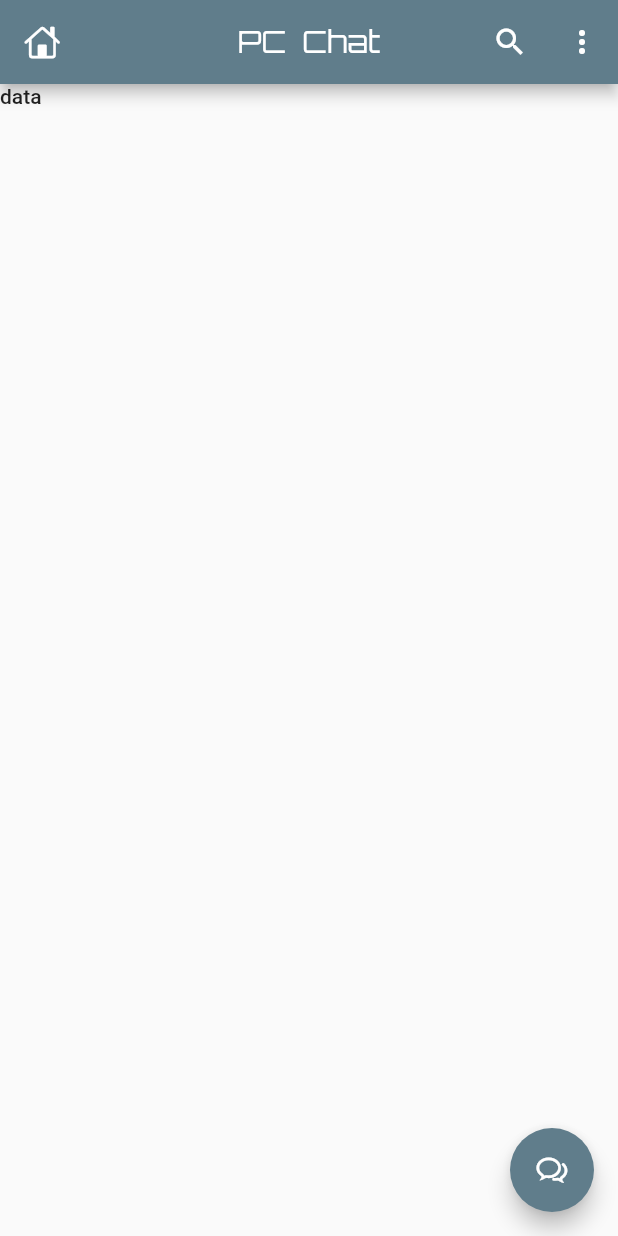
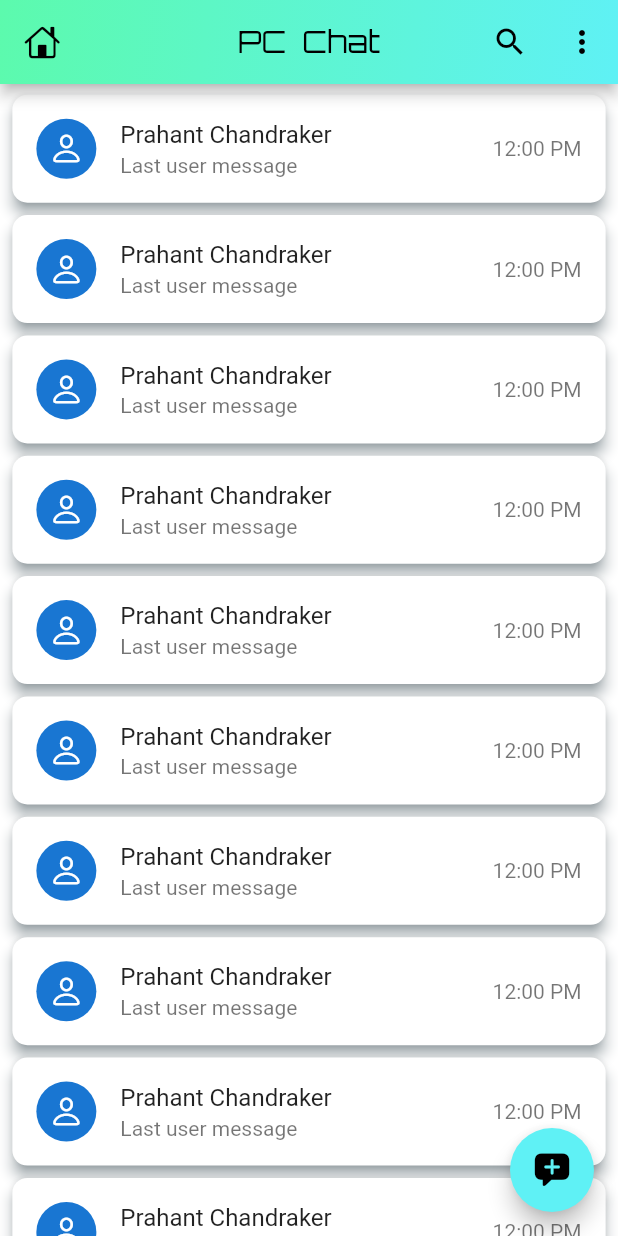
Before and after one commit to PrashantChandraker/prashant_chat_app, a Flutter app: the screen it shows after launch, on a phone screen of 412 x 824 dp. Run offline on Flutter 3.47's test engine with Material 3 defaults, Android fonts, the phone set to English and light mode, and no system bars; our stand-ins replace firebase_auth, firebase_core, google_sign_in; accounts and stored records are empty.

Commit message:
chat card in home screen and modified color gradient

```diff
--- a/lib/main.dart
+++ b/lib/main.dart
@@ -35,11 +35,11 @@ class MyApp extends StatelessWidget {
       theme: ThemeData(
         // textTheme: GoogleFonts.lemonTextTheme(),
         useMaterial3: false,
-        primarySwatch: Colors.blueGrey,
+        // primarySwatch: Colors.blueGrey,
         appBarTheme: AppBarTheme(
           centerTitle: true,
           titleTextStyle: TextStyle(
-              color: Color.fromARGB(255, 255, 255, 255),
+              color: Color.fromARGB(255, 0, 0, 0),
               fontWeight: FontWeight.normal,
               fontSize: 20,
               fontFamily: 'Orbitron',
--- a/lib/screens/home_screen.dart
+++ b/lib/screens/home_screen.dart
@@ -3,6 +3,7 @@ import 'package:flutter/cupertino.dart';
 import 'package:flutter/material.dart';
 import 'package:google_sign_in/google_sign_in.dart';
 import 'package:prashant_chat_app/api/apis.dart';
+import 'package:prashant_chat_app/widgets/chat_user_card.dart';
 
 class HomeScreen extends StatefulWidget {
   const HomeScreen({super.key});
@@ -15,25 +16,56 @@ class _HomeScreenState extends State<HomeScreen> {
   @override
   Widget build(BuildContext context) {
     return Scaffold(
+        backgroundColor: Colors.white,
         appBar: AppBar(
+          leading: IconButton(
+            onPressed: (){},
+            icon: Icon(CupertinoIcons.home,),
+            color: Colors.black,
 
-
-   leading: Icon(CupertinoIcons.home),
-
-        title: Text('PC  Chat',),
-        actions: [IconButton(onPressed: (){}, icon: Icon(Icons.search)),
-        IconButton(onPressed: (){}, icon: Icon(Icons.more_vert)),
+          ),
+          title: Text(
+            'PC  Chat',
+          ),
+          actions: [
+            IconButton(
+                onPressed: () {},
+                icon: Icon(
+                  Icons.search,
+                  color: Colors.black,
+                )),
+            IconButton(
+                onPressed: () {},
+                icon: Icon(
+                  Icons.more_vert,
+                  color: Colors.black,
+                )),
           ],
+          flexibleSpace: Container(
+            decoration: const BoxDecoration(
+              gradient: LinearGradient(
+                begin: Alignment.topLeft,
+                end: Alignment.bottomRight,
+                colors: <Color>[Color(0xff5cfaad), Color(0xff5ff1f5)],
               ),
-        floatingActionButton: FloatingActionButton(onPressed: () async {
-
+            ),
+          ),
+        ),
+        floatingActionButton: FloatingActionButton(
+          backgroundColor: Color(0xff5ff1f5),
+          onPressed: () async {
             // trial to check logout function is working or not
             await APIs.auth.signOut();
             await GoogleSignIn().signOut();
           },
-        child: Icon(CupertinoIcons.chat_bubble_2),
+          child: Icon(CupertinoIcons.plus_bubble_fill, color: Colors.black, size: 25,),
         ),
-        body: Text('data',style: TextStyle(fontWeight: FontWeight.w500),),
-    );
+        body: ListView.builder(
+          padding: EdgeInsets.only(top: 3),
+            itemCount: 20,
+            physics: BouncingScrollPhysics(),
+            itemBuilder: (context, index) {
+              return ChatUserCard();
+            }));
   }
 }
--- a/lib/widgets/chat_user_card.dart
+++ b/lib/widgets/chat_user_card.dart
@@ -1,4 +1,7 @@
+import 'package:flutter/cupertino.dart';
 import 'package:flutter/material.dart';
+
+import '../main.dart';
 
 class ChatUserCard extends StatefulWidget {
   const ChatUserCard({super.key});
@@ -10,6 +13,31 @@ class ChatUserCard extends StatefulWidget {
 class _ChatUserCardState extends State<ChatUserCard> {
   @override
   Widget build(BuildContext context) {
-    return Container();
+    return Card(
+      margin: EdgeInsets.symmetric(horizontal: mq.width*0.02, vertical: mq.height*0.005),
+      color: Colors.white,
+      shadowColor: Colors.blueGrey,
+      shape: RoundedRectangleBorder(borderRadius: BorderRadius.circular(10)),
+      elevation: 4,
+      child: InkWell(
+        onTap: () {},
+        child: ListTile(
+          // user profile picture
+          leading: CircleAvatar(child: Icon(CupertinoIcons.person),),
+
+          // user name
+          title: Text('Prahant Chandraker', maxLines: 1,),
+
+          // last mesage time
+          subtitle: Text('Last user message', maxLines: 1,),
+
+          //last message time
+          trailing: Text(
+            '12:00 PM',
+            style: TextStyle(color: Colors.black54),
+          ),
+        ),
+      ),
+    );
   }
 }
```
Also changed, not shown: lib/screens/auth/login_screen.dart (+28 -1 lines). Lines whose indentation alone changed are shown as unchanged.
